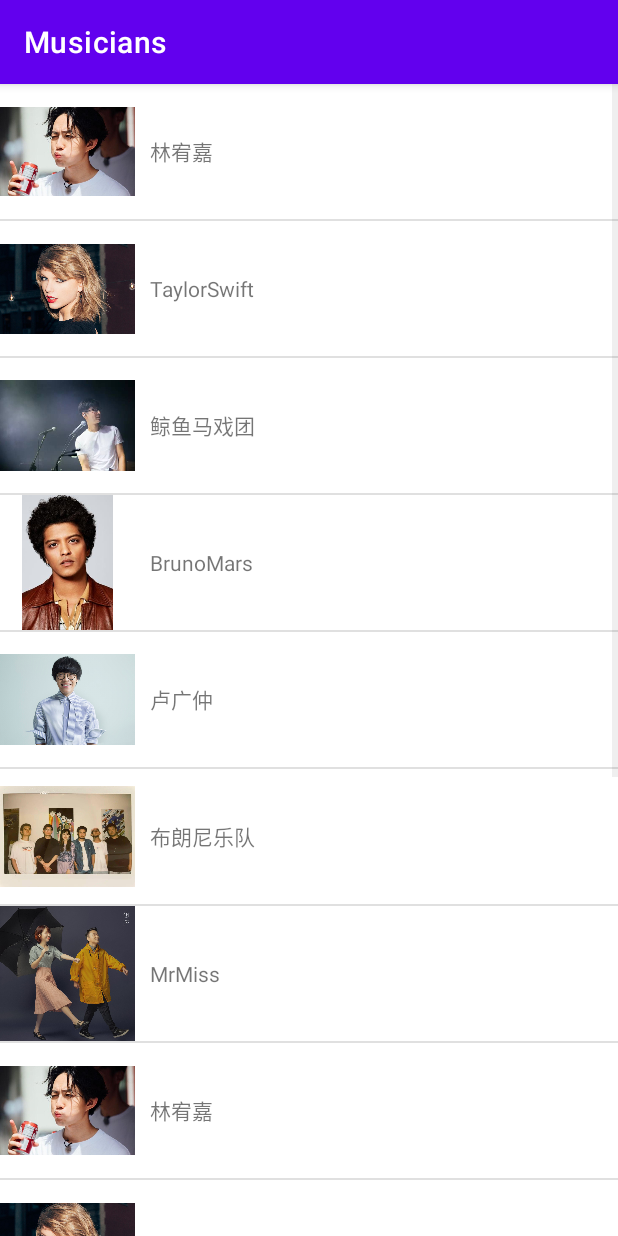
After one commit to CalotteNeo/MyApplication2, an Android app: the ListViewActivity screen opened directly, with no data from a screen before it, on a phone screen of 412 x 824 dp. The commit adds this screen. Run offline under Robolectric (Android 15) with nearby library versions, the phone set to English and light mode, and no system bars.

Commit message:
学习进度：3章done，输出apk

```diff
--- /dev/null
+++ b/app/src/main/java/com/example/myapplication/ListViewActivity.java
@@ -0,0 +1,69 @@
+package com.example.myapplication;
+
+import androidx.appcompat.app.AppCompatActivity;
+
+import android.os.Bundle;
+import android.view.View;
+import android.widget.AdapterView;
+import android.widget.ArrayAdapter;
+import android.widget.ListView;
+import android.widget.Toast;
+
+import java.util.ArrayList;
+import java.util.List;
+
+public class ListViewActivity extends AppCompatActivity {
+
+//    private String[] data = {"林宥嘉","TaylorSwift","鲸鱼马戏团","BrunoMars","卢广仲","布朗尼","MrMiss",
+//            "林宥嘉","TaylorSwift","鲸鱼马戏团","BrunoMars","卢广仲","布朗尼","MrMiss",
+//            "林宥嘉","TaylorSwift","鲸鱼马戏团","BrunoMars","卢广仲","布朗尼","MrMiss"};
+
+    private List<Musician> musiciansList = new ArrayList<>();
+    @Override
+    protected void onCreate(Bundle savedInstanceState) {
+        super.onCreate(savedInstanceState);
+        setContentView(R.layout.listview_layout);
+//        //ArrayAdapter<适配类型>
+//        ArrayAdapter<String> adapter = new ArrayAdapter<>(ListViewActivity.this, android.R.layout.simple_list_item_1, data);
+//        ListView listView = (ListView) findViewById(R.id.list_view);
+//        listView.setAdapter(adapter);
+        initMusicians();//初始化子项目数据
+        MusicianAdapter adapter = new MusicianAdapter(ListViewActivity.this, R.layout.musician_item,musiciansList);
+        ListView listView = (ListView) findViewById(R.id.list_view);
+        listView.setAdapter(adapter);
+        /*
+        给item设置点击事件
+         */
+        listView.setOnItemClickListener(new AdapterView.OnItemClickListener() {
+            @Override
+            public void onItemClick(AdapterView<?> parent, View view, int position, long id) {
+                Musician musician = musiciansList.get(position);
+                Toast.makeText(ListViewActivity.this,musician.getName(),Toast.LENGTH_SHORT).show();
+
+            }
+        });
+    }
+
+    /*
+    可以优化运行效率
+     */
+    private void initMusicians() {
+        for (int i = 0; i<2; i++){
+            Musician yoga = new Musician("林宥嘉",R.drawable.linyoujia);
+            Musician taylor = new Musician("TaylorSwift",R.drawable.taylor);
+            Musician whalecircus = new Musician("鲸鱼马戏团",R.drawable.whalecircus);
+            Musician BrunoMars = new Musician("BrunoMars",R.drawable.bruno);
+            Musician luguangzhong = new Musician("卢广仲",R.drawable.luguangzhong);
+            Musician brownie = new Musician("布朗尼乐队",R.drawable.brownie);
+            Musician MrMiss = new Musician("MrMiss",R.drawable.mrmiss);
+            musiciansList.add(yoga);
+            musiciansList.add(taylor);
+            musiciansList.add(whalecircus);
+            musiciansList.add(BrunoMars);
+            musiciansList.add(luguangzhong);
+            musiciansList.add(brownie);
+            musiciansList.add(MrMiss);
+
+        }
+    }
+}
--- /dev/null
+++ b/app/src/main/java/com/example/myapplication/Musician.java
@@ -0,0 +1,16 @@
+package com.example.myapplication;
+
+public class Musician {
+    private String name;
+    private int imageId;
+    public Musician(String name, int imageId){
+        this.name = name;
+        this.imageId = imageId;
+    }
+    public String getName(){
+        return name;
+    }
+    public int getImageId(){
+        return imageId;
+    }
+}
--- /dev/null
+++ b/app/src/main/java/com/example/myapplication/MusicianAdapter.java
@@ -0,0 +1,46 @@
+package com.example.myapplication;
+
+import android.content.Context;
+import android.view.LayoutInflater;
+import android.view.View;
+import android.view.ViewGroup;
+import android.widget.ArrayAdapter;
+import android.widget.ImageView;
+import android.widget.TextView;
+
+import androidx.annotation.NonNull;
+import androidx.annotation.Nullable;
+
+import java.util.List;
+
+/**
+ * 自定义的适配器，这个适配器继承自ArrayAdapter，并将泛型指定为Musician类
+ */
+public class MusicianAdapter extends ArrayAdapter<Musician> {
+    private int resourceId;
+    public MusicianAdapter (Context context, int textViewResourceId, List<Musician> objects){
+        super(context, textViewResourceId, objects);
+        resourceId = textViewResourceId;
+    }
+
+    /**
+     * 该方法在每个子项被滚动到屏幕内的时候会被调用
+     * @param position
+     * @param convertView
+     * @param parent
+     * @return
+     */
+    @NonNull
+    @Override
+    public View getView(int position, @Nullable View convertView, @NonNull ViewGroup parent) {
+        Musician musician = getItem(position);//获取当前的musician实例
+        // LayoutInflater这个方法，不是很懂
+        // 不是很懂↓这个写法，但这是ListView中的标准写法，先这样吧。
+        View view = LayoutInflater.from(getContext()).inflate(resourceId,parent,false);
+        ImageView musicianImage = (ImageView) view.findViewById(R.id.musician_image);
+        TextView musicianName = (TextView) view.findViewById(R.id.musician_name);
+        musicianImage.setImageResource(musician.getImageId());
+        musicianName.setText(musician.getName());
+        return view;
+    }
+}
--- /dev/null
+++ b/app/src/main/res/layout/listview_layout.xml
@@ -0,0 +1,10 @@
+<?xml version="1.0" encoding="utf-8"?>
+<LinearLayout xmlns:android="http://schemas.android.com/apk/res/android"
+    android:layout_width="match_parent"
+    android:layout_height="match_parent">
+
+    <ListView
+        android:layout_width="match_parent"
+        android:layout_height="wrap_content"
+        android:id="@+id/list_view"/>
+</LinearLayout>
--- /dev/null
+++ b/app/src/main/res/layout/musician_item.xml
@@ -0,0 +1,15 @@
+<?xml version="1.0" encoding="utf-8"?>
+<LinearLayout xmlns:android="http://schemas.android.com/apk/res/android"
+    android:layout_width="match_parent"
+    android:layout_height="wrap_content">
+    <ImageView
+        android:layout_width="90dp"
+        android:layout_height="90dp"
+        android:id="@+id/musician_image"/>
+    <TextView
+        android:layout_width="wrap_content"
+        android:layout_height="wrap_content"
+        android:layout_gravity="center_vertical"
+        android:id="@+id/musician_name"
+        android:layout_marginLeft="10dp"/>
+</LinearLayout>
```
Also changed, not shown: app/src/main/AndroidManifest.xml (+13 -5 lines), app/src/main/java/com/example/myapplication/FirstActivity.java (+9 -0 lines), app/src/main/res/layout/first_layout.xml (+12 -0 lines), app/src/main/res/drawable/brownie.jpg (added), app/src/main/res/drawable/bruno.jpg (added), app/src/main/res/drawable/left_message.jpg (added), app/src/main/res/drawable/linyoujia.jpg (added), app/src/main/res/drawable/luguangzhong.jpg (added), app/src/main/res/drawable/mrmiss.jpg (added), app/src/main/res/drawable/taylor.jpg (added), app/src/main/res/drawable/whalecircus.jpg (added), 2 other files.
